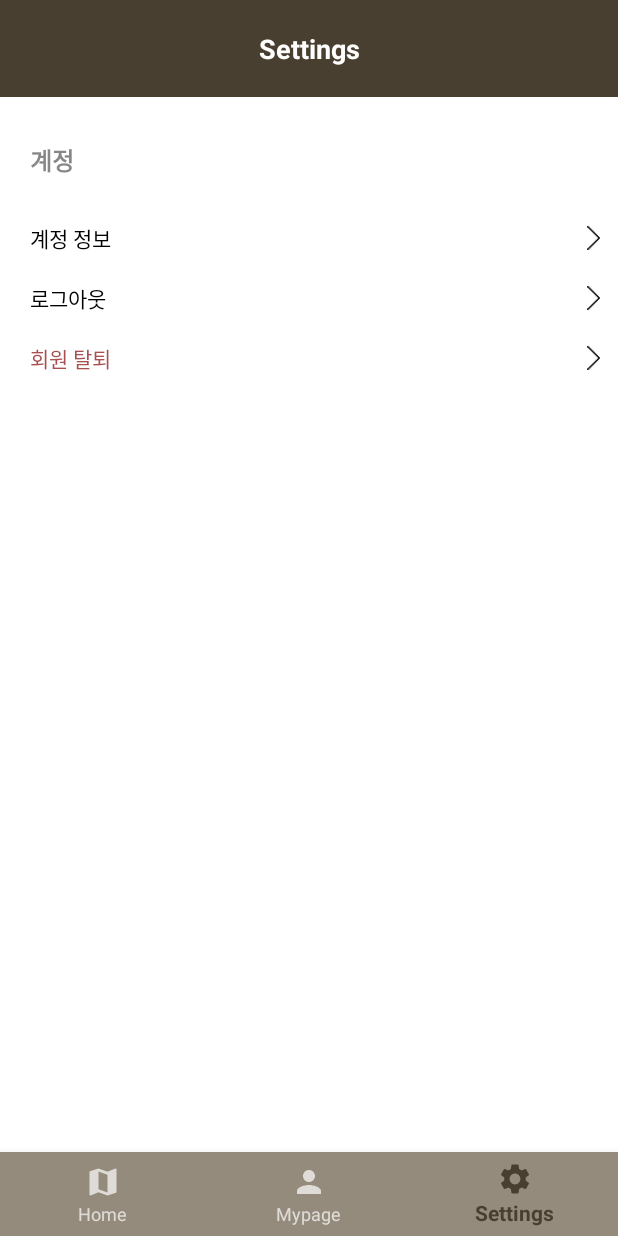
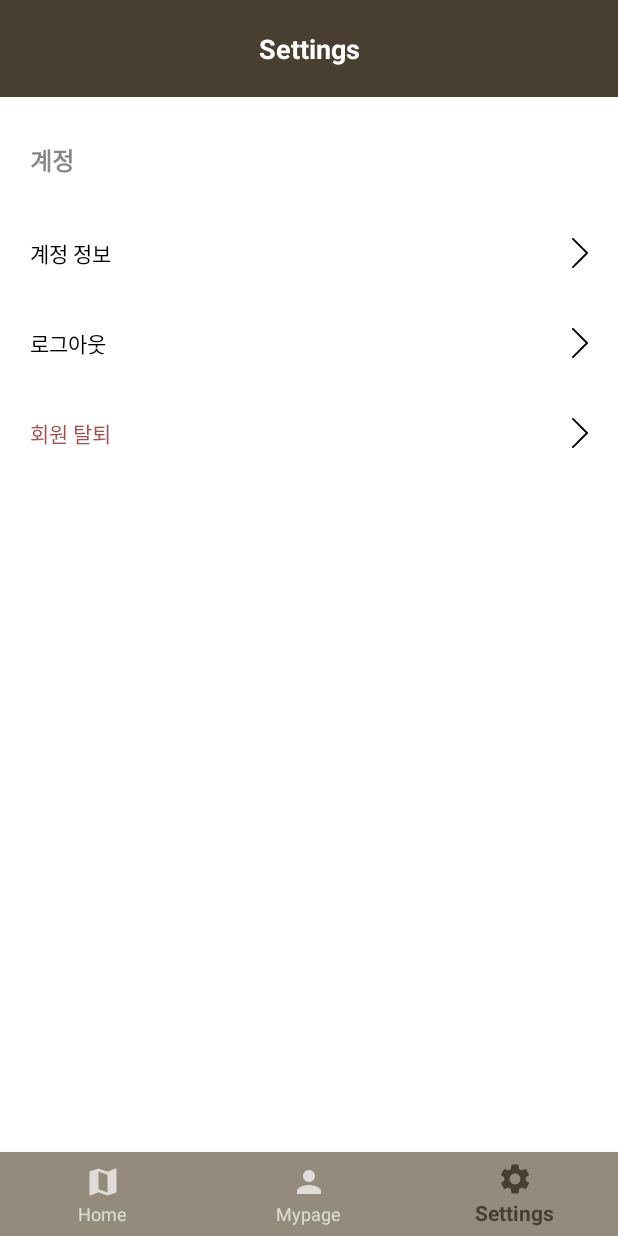
Before and after one commit to mocacong/Android, an Android app: the HomeFragment screen opened directly, with no data from a screen before it, item 3 of the bottom bar chosen, on a phone screen of 412 x 824 dp. Run offline under Robolectric (Android 15) with nearby library versions, the phone set to English and light mode, and no system bars; libraries missing offline, so code that uses them is left out: com.naver.maps; network calls fail; pictures from the network do not load; 3 statements that could not run were skipped.

```diff
--- a/app/src/main/java/com/example/mocacong/activities/EditProfileActivity.kt
+++ b/app/src/main/java/com/example/mocacong/activities/EditProfileActivity.kt
@@ -7,6 +7,8 @@ import android.os.Bundle
 import android.util.Log
 import androidx.appcompat.app.AppCompatActivity
 import androidx.lifecycle.lifecycleScope
+import com.bumptech.glide.Glide
+import com.example.mocacong.R
 import com.example.mocacong.controllers.ImageController
 import com.example.mocacong.data.objects.Member
 import com.example.mocacong.data.objects.RetrofitClient
@@ -96,6 +98,9 @@ class EditProfileActivity : AppCompatActivity(), ImageController.ImageSelectedLi
             Member.imgUrl?.let {
                 binding.profileImg.setImageURI(Uri.parse(it))
             }
+
+            if(Member.imgUrl!=null)
+                Glide.with(this@EditProfileActivity).load(Member.imgUrl).into(binding.profileImg)
             binding.emailText.text = Member.email
             binding.nameText.setText(Member.nickname)
             binding.phoneText.setText(Member.phone)
--- /dev/null
+++ b/app/src/main/java/com/example/mocacong/data/response/FilteringResponse.kt
@@ -0,0 +1,5 @@
+package com.example.mocacong.data.response
+
+data class FilteringResponse(
+    val mapIds: List<String>
+)
--- a/app/src/main/java/com/example/mocacong/data/response/ProfileResponse.kt
+++ b/app/src/main/java/com/example/mocacong/data/response/ProfileResponse.kt
@@ -1,8 +1,8 @@
 package com.example.mocacong.data.response
 
 data class ProfileResponse(
-    val nickname: String,
+    val nickname: String?,
     val imgUrl: String?,
-    val email: String?,
+    val email: String,
     val phone: String?
 )
--- a/app/src/main/res/layout/fragment_settings.xml
+++ b/app/src/main/res/layout/fragment_settings.xml
@@ -48,12 +48,13 @@
     <ImageButton
         android:id="@+id/editProfileBtn"
         android:layout_width="match_parent"
-        android:layout_height="40dp"
+        android:layout_height="60dp"
         android:background="@color/transparent"
         android:elevation="1dp"
-        android:padding="12dp"
+        android:padding="20dp"
         android:scaleType="fitEnd"
         android:src="@drawable/btn_go"
+        app:layout_constraintHorizontal_bias="0.0"
         app:layout_constraintLeft_toLeftOf="parent"
         app:layout_constraintRight_toRightOf="parent"
         app:layout_constraintTop_toBottomOf="@id/accountTitleText" />
@@ -71,10 +72,10 @@
     <ImageButton
         android:id="@+id/logoutBtn"
         android:layout_width="match_parent"
-        android:layout_height="40dp"
+        android:layout_height="60dp"
         android:background="@color/transparent"
         android:elevation="1dp"
-        android:padding="12dp"
+        android:padding="20dp"
         android:scaleType="fitEnd"
         android:src="@drawable/btn_go"
         app:layout_constraintLeft_toLeftOf="parent"
@@ -94,10 +95,10 @@
     <ImageButton
         android:id="@+id/withdrawBtn"
         android:layout_width="match_parent"
-        android:layout_height="40dp"
+        android:layout_height="60dp"
         android:background="@color/transparent"
         android:elevation="1dp"
-        android:padding="12dp"
+        android:padding="20dp"
         android:scaleType="fitEnd"
         android:src="@drawable/btn_go"
         app:layout_constraintLeft_toLeftOf="parent"
```
Also changed, not shown: app/src/main/java/com/example/mocacong/fragments/HomeFragment.kt (+52 -21 lines), app/src/main/java/com/example/mocacong/network/MapFilteringAPI.kt (+11 -9 lines).
